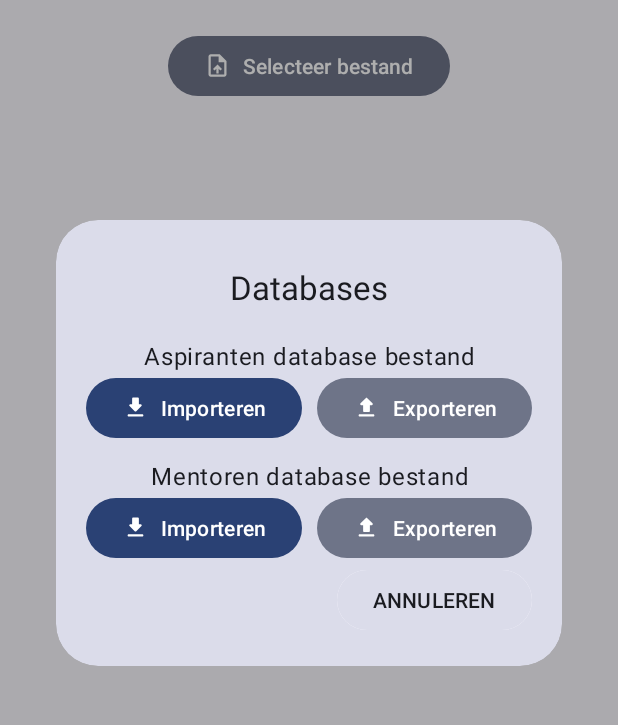
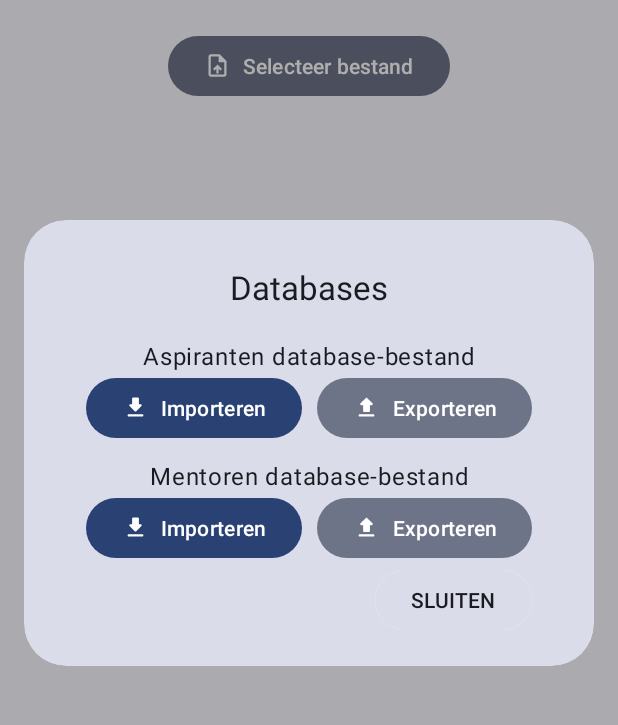
Before and after one commit to Treinchauffeur/RoosterBuilder, an Android app: the screen it shows after launch (MainActivity), in the options menu, after a tap on "Databases", on a phone screen of 412 x 824 dp, the part 175-900 px from its top. Run offline under Robolectric (Android 15) with nearby library versions, the phone set to English and light mode, and no system bars; our stand-ins replace FlexboxLayout.

Commit message:
First 'public' workable release.

```diff
--- a/app/build.gradle
+++ b/app/build.gradle
@@ -12,8 +12,8 @@ android {
         minSdk 30
         //noinspection EditedTargetSdkVersion
         targetSdk 34
-        versionCode 6
-        versionName "0.16"
+        versionCode 7
+        versionName "0.20"
 
         testInstrumentationRunner "androidx.test.runner.AndroidJUnitRunner"
     }
--- a/app/src/main/java/org/treinchauffeur/roosterbuilder/MainActivity.java
+++ b/app/src/main/java/org/treinchauffeur/roosterbuilder/MainActivity.java
@@ -591,7 +591,6 @@ public class MainActivity extends AppCompatActivity {
 
             //We're doing all this here, because this way we're sure all the variables will have been set correctly.
             saveButton.setEnabled(sortedMentorMap.size() > 0 && sortedPupilMap.size() > 0);
-
             saveButton.setOnClickListener(v -> {
                 PdfFactory pdfFactory = new PdfFactory(this, MainActivity.this, sortedPupilMap, sortedMentorMap);
                 pdfFactory.write();
@@ -627,7 +626,6 @@ public class MainActivity extends AppCompatActivity {
 
         for (Map.Entry<String, Mentor> set : mentorsMap.entrySet()) {
             Mentor mentor = set.getValue();
-
             if (tempMap.containsKey(mentor.getId())) {
                 mentor.setNeatName(Objects.requireNonNull(tempMap.get(mentor.getId())).getNeatName());
                 mentor.setEmail(Objects.requireNonNull(tempMap.get(mentor.getId())).getEmail());
@@ -672,7 +670,6 @@ public class MainActivity extends AppCompatActivity {
         selectButton.setVisibility(View.VISIBLE);
 
         fileReader.reset();
-
         loadData();
     }
 
--- a/app/src/main/java/org/treinchauffeur/roosterbuilder/ui/InfoDialog.java
+++ b/app/src/main/java/org/treinchauffeur/roosterbuilder/ui/InfoDialog.java
@@ -17,7 +17,7 @@ public class InfoDialog extends Dialog {
     private final MaterialTextView mainText;
 
     /**
-     * A generic material you deletion dialog that can be used in all kinds of different applications.
+     * A generic Material You dialog that can be used in all kinds of different applications.
      * @param context the app's context
      */
     @SuppressLint("SetTextI18n")
--- a/app/src/main/res/layout/databases_dialog.xml
+++ b/app/src/main/res/layout/databases_dialog.xml
@@ -2,7 +2,8 @@
 
 <com.google.android.material.card.MaterialCardView xmlns:android="http://schemas.android.com/apk/res/android"
     xmlns:app="http://schemas.android.com/apk/res-auto"
-    android:layout_width="wrap_content"
+    xmlns:tools="http://schemas.android.com/tools"
+    android:layout_width="380sp"
     android:layout_height="wrap_content"
     app:cardCornerRadius="28dp"
     app:strokeWidth="0dp">
@@ -20,7 +21,7 @@
             android:layout_height="wrap_content"
             android:layout_marginVertical="10dp"
             android:gravity="center_horizontal"
-            android:text="Databases" />
+            android:text="@string/databases" />
 
 
         <com.google.android.material.textview.MaterialTextView
@@ -29,7 +30,7 @@
             android:layout_height="wrap_content"
             android:layout_marginTop="10dp"
             android:gravity="center_horizontal"
-            android:text="Aspiranten database bestand" />
+            android:text="@string/aspiranten_database_bestand" />
 
         <LinearLayout
             android:layout_width="wrap_content"
@@ -39,19 +40,21 @@
 
             <com.google.android.material.button.MaterialButton
                 android:id="@+id/pupil_import_button"
-                android:text="Importeren"
-                app:icon="@drawable/round_download_24"
                 android:layout_width="wrap_content"
                 android:layout_height="wrap_content"
-                android:layout_marginEnd="10dp"/>
+                android:layout_marginEnd="10dp"
+                android:text="@string/importeren"
+                app:icon="@drawable/round_download_24"
+                tools:ignore="DuplicateSpeakableTextCheck" />
 
             <com.google.android.material.button.MaterialButton
+                android:id="@+id/pupil_export_button"
                 style="@style/Widget.Material3.Button.TonalButton"
-                android:id="@+id/pupil_export_button"
-                android:text="Exporteren"
+                android:layout_width="wrap_content"
+                android:layout_height="wrap_content"
+                android:text="@string/exporteren"
                 app:icon="@drawable/round_upload_24"
-                android:layout_width="wrap_content"
-                android:layout_height="wrap_content"/>
+                tools:ignore="DuplicateSpeakableTextCheck" />
 
         </LinearLayout>
 
@@ -61,7 +64,7 @@
             android:layout_height="wrap_content"
             android:layout_marginTop="10dp"
             android:gravity="center_horizontal"
-            android:text="Mentoren database bestand" />
+            android:text="@string/mentoren_database_bestand" />
 
         <LinearLayout
             android:layout_width="wrap_content"
@@ -71,7 +74,7 @@
 
             <com.google.android.material.button.MaterialButton
                 android:id="@+id/mentor_import_button"
-                android:text="Importeren"
+                android:text="@string/importeren"
                 app:icon="@drawable/round_download_24"
                 android:layout_width="wrap_content"
                 android:layout_height="wrap_content"
@@ -80,7 +83,7 @@
             <com.google.android.material.button.MaterialButton
                 style="@style/Widget.Material3.Button.TonalButton"
                 android:id="@+id/mentor_export_button"
-                android:text="Exporteren"
+                android:text="@string/exporteren"
                 app:icon="@drawable/round_upload_24"
                 android:layout_width="wrap_content"
                 android:layout_height="wrap_content"/>
@@ -93,7 +96,7 @@
                 android:layout_height="wrap_content"
                 android:layout_gravity="end"
                 android:backgroundTint="?attr/colorSurface"
-                android:text="ANNULEREN"
+                android:text="@string/sluiten"
                 android:textColor="?attr/colorOnSurface" />
 
 
--- a/app/src/main/res/values/strings.xml
+++ b/app/src/main/res/values/strings.xml
@@ -2,5 +2,12 @@
     <string name="app_name">RoosterBot</string>
     <string name="pdfTopText" translatable="false">In dit bestand kan je een rooster vinden die voor alle aspiranten geldt. Hierin kunnen jullie het weekoverzicht zien van jezelf en je collega’s. Ook zijn de telefoonnummers van jullie en jullie mentoren toegevoegd. Dit rooster dient als extra hulpmiddel naast jullie normale DW en dient puur als extra informatie. Het is dus bijvoorbeeld niet de bedoeling dat jullie onderling diensten gaan ruilen, dit moet nog steeds via de Dienstindelers. Mocht je op- of aanmerkingen hebben op dit rooster, dan hoor ik dat graag. Feedback is altijd welkom.</string>
     <string name="save">Opslaan</string>
+    <string name="mentoren_database_bestand">Mentoren database-bestand</string>
+    <string name="exporteren">Exporteren</string>
+    <string name="importeren">Importeren</string>
+    <string name="annuleren">ANNULEREN</string>
+    <string name="aspiranten_database_bestand">Aspiranten database-bestand</string>
+    <string name="databases">Databases</string>
+    <string name="sluiten">SLUITEN</string>
 
 </resources>
```
